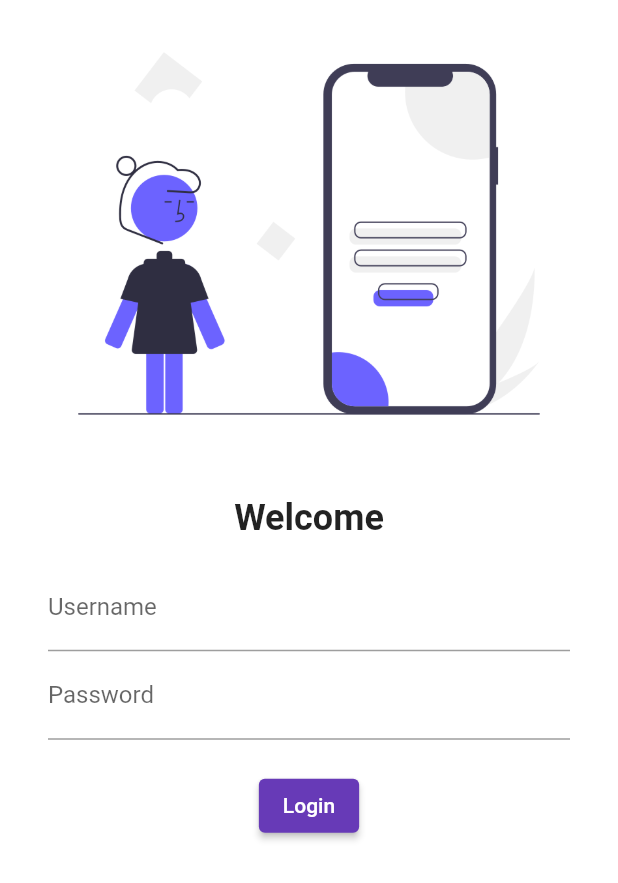
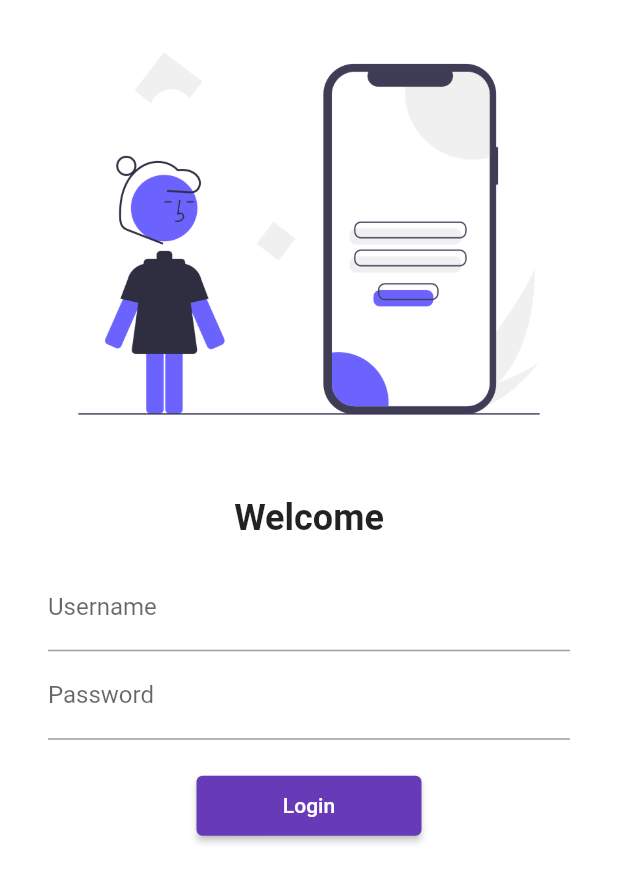
Before and after one commit to arkaja2811/Flutter_App, a Flutter app: the screen it shows after launch, on a phone screen of 412 x 824 dp. Shown: the top 883 px of the screen. Run offline on Flutter 3.47's test engine with Material 2 defaults, Android fonts, the phone set to English and light mode, and no system bars.

Commit message:
Stage-5 Completed

```diff
--- a/lib/main.dart
+++ b/lib/main.dart
@@ -1,4 +1,5 @@
 import 'package:e_commerce/pages/login_page.dart';
+import 'package:e_commerce/utils/routes.dart';
 import 'package:flutter/material.dart';
 //import 'package:google_fonts/google_fonts.dart';
 
@@ -26,15 +27,10 @@ class MyApp extends StatelessWidget {
       //initialRoute: "/home",
       routes: {
         "/":(context)=>LoginPage(),
-        "/home":(context)=>HomePage(),
-        "/login":(context)=>LoginPage(),
+        MyRoutes.homeRoute:(context)=>HomePage(),
+        MyRoutes.loginRoute:(context)=>LoginPage(),
       },
     );
   }
 
-  /*bring_vegetables();
-  void bring_vegetables({@required bool thaila,int rupees=100}){
-    //Take Cycle
-    //GoTo Sector 16
-  }*/
 }
--- a/lib/pages/login_page.dart
+++ b/lib/pages/login_page.dart
@@ -1,3 +1,4 @@
+import 'package:e_commerce/utils/routes.dart';
 import 'package:flutter/material.dart';
 
 class LoginPage extends StatelessWidget {
@@ -7,6 +8,7 @@ class LoginPage extends StatelessWidget {
   Widget build(BuildContext context) {
     return Material(
       color: Colors.white,
+      child: SingleChildScrollView(
         child: Column(children: [
           Image.asset("assets/images/login.png", fit: BoxFit.cover,),
           SizedBox(
@@ -40,9 +42,9 @@ class LoginPage extends StatelessWidget {
                 ),
                 ElevatedButton(
                   child: Text("Login"),
-                style: TextButton.styleFrom(),
+                  style: TextButton.styleFrom(minimumSize: Size(150,40)),
                   onPressed: (){
-                  print("Hi Codepur");
+                    Navigator.pushNamed(context, MyRoutes.homeRoute);
                   },
                 ),
               ],
@@ -50,6 +52,7 @@ class LoginPage extends StatelessWidget {
           ),
         ],
         ),
+      ),
     );
   }
 }
--- /dev/null
+++ b/lib/utils/routes.dart
@@ -0,0 +1,4 @@
+class MyRoutes{
+  static String loginRoute="\login";
+  static String homeRoute="\home";
+}
```
Lines whose indentation alone changed are shown as unchanged.
